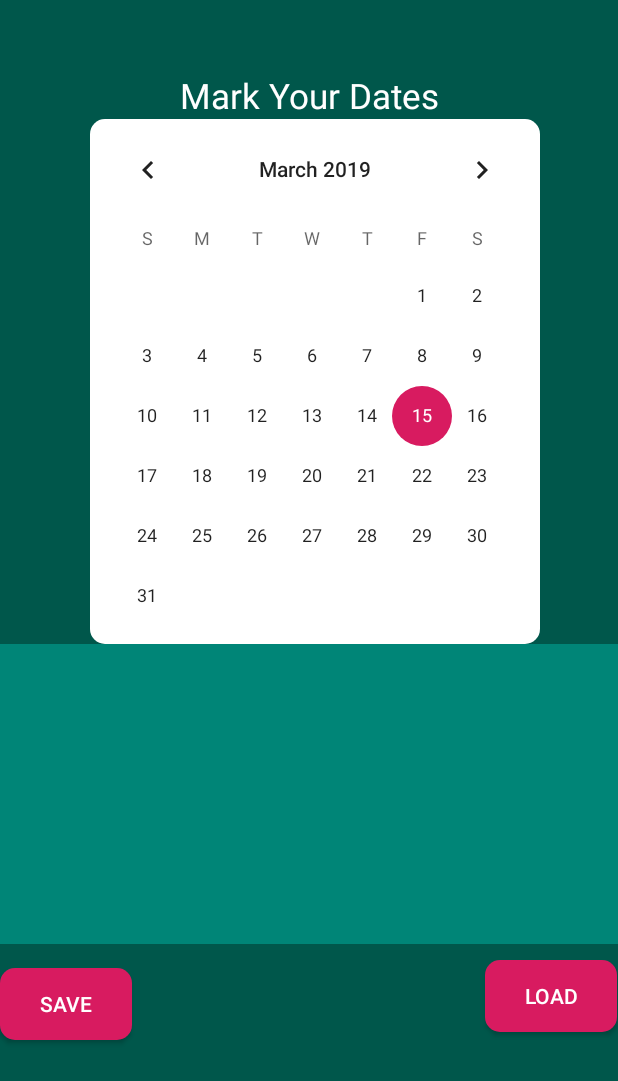
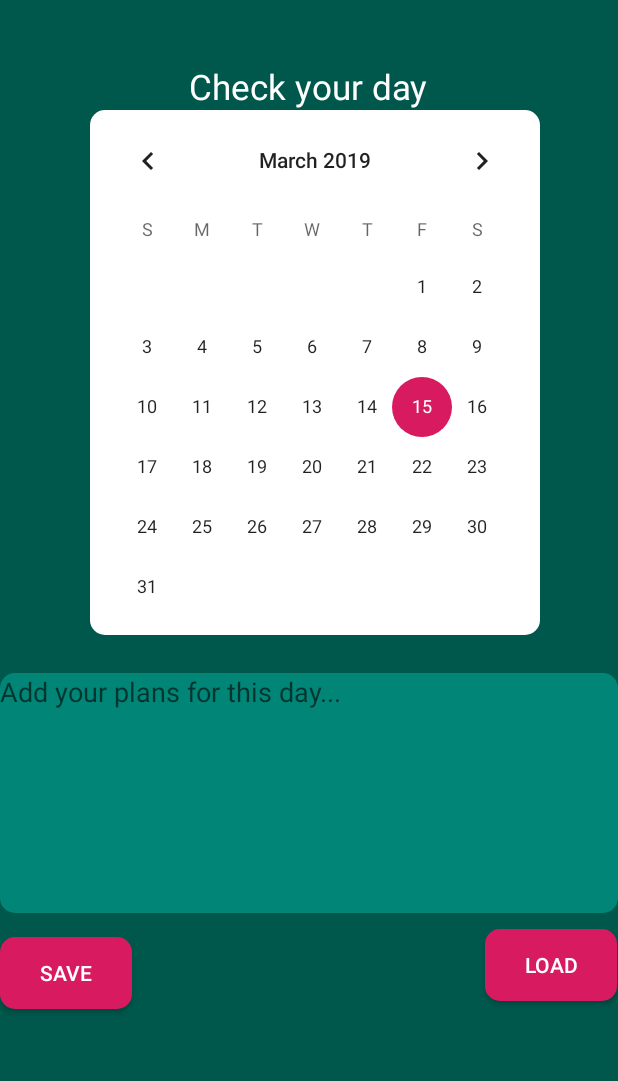
Before and after one commit to kogerj/MR_Calendar, an Android app: the screen it shows after launch (MainActivity), on a phone screen of 412 x 824 dp. Shown: the top 1081 px of the screen. Run offline under Robolectric (Android 15) with nearby library versions, the phone set to English and light mode, and no system bars.

Commit message:
Remade text field

```diff
--- /dev/null
+++ b/app/src/main/res/drawable/text_calend.xml
@@ -0,0 +1,13 @@
+<?xml version="1.0" encoding="utf-8"?>
+
+<shape xmlns:android="http://schemas.android.com/apk/res/android">
+
+        <corners
+            android:radius="10dp"
+            />
+
+        <solid
+            android:color="@color/colorPrimary"
+            />
+
+</shape>
--- a/app/src/main/res/layout/activity_main.xml
+++ b/app/src/main/res/layout/activity_main.xml
@@ -11,20 +11,21 @@
     <TextView
         android:layout_width="wrap_content"
         android:layout_height="wrap_content"
-        android:layout_marginLeft="120dp"
-        android:layout_marginTop="48dp"
-        android:text="Mark Your Dates"
+        android:layout_gravity="center"
+        android:layout_marginTop="42dp"
+        android:text="Check your day"
         android:textColor="#FFF"
         android:textSize="23sp" />
 
     <LinearLayout
-        android:background="@drawable/bg_calend"
+        android:layout_width="300dp"
+        android:layout_height="wrap_content"
         android:layout_marginLeft="60dp"
-        android:layout_width="300dp"
-        android:layout_height="wrap_content">
+        android:background="@drawable/bg_calend">
 
         <CalendarView
             android:id="@+id/calendarView"
+            android:layout_gravity="center"
             android:layout_width="wrap_content"
             android:layout_height="350dp">
 
@@ -62,9 +63,14 @@
 
         <EditText
             android:id="@+id/edit_text"
+            android:layout_marginTop="25dp"
             android:layout_width="match_parent"
-            android:layout_height="200dp"
-            android:background="@color/colorPrimary" />
+            android:layout_height="160dp"
+            android:hint="Add your plans for this day..."
+            android:gravity="top"
+            android:background="@drawable/text_calend"
+            />
+" />
 
     </RelativeLayout>
 
```
